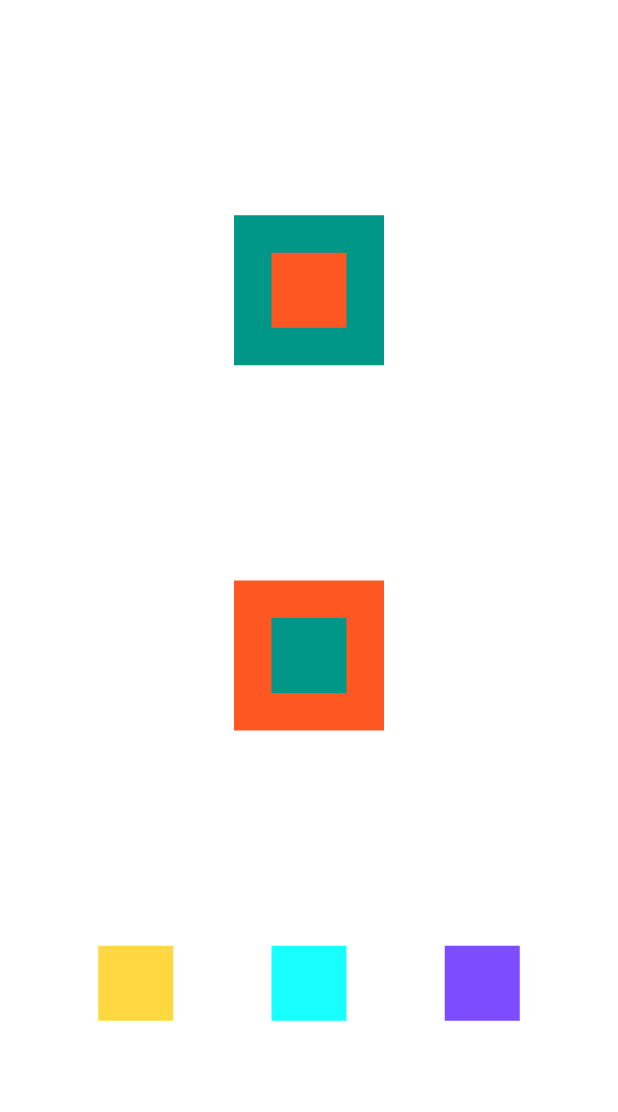
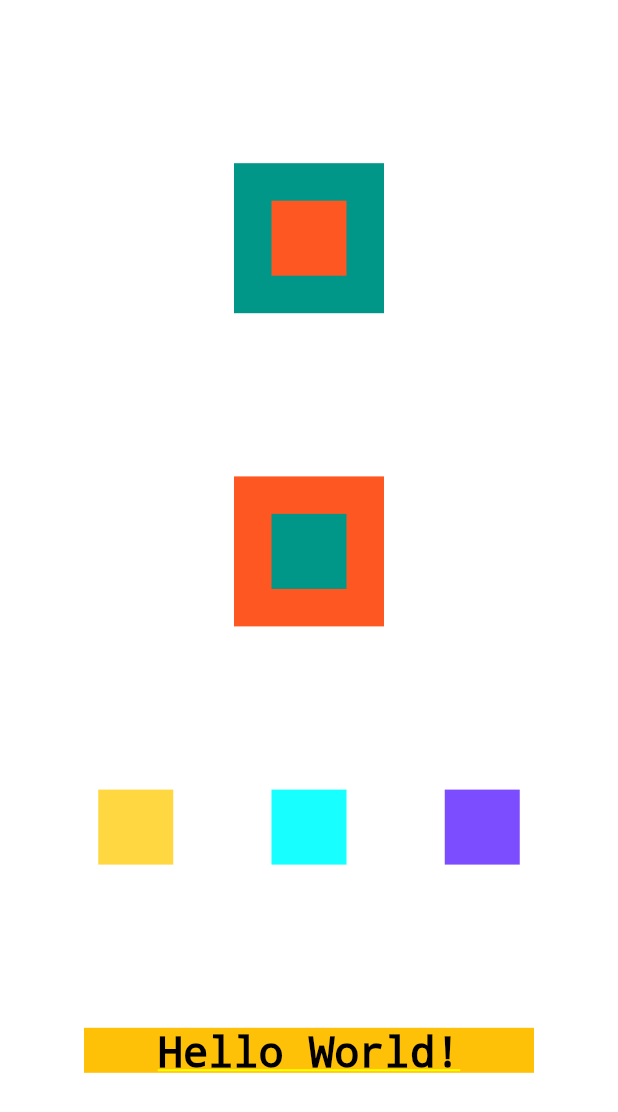
Before and after one commit to antoniolisboa/first_project, a Flutter app: the screen it shows after launch, on a phone screen of 412 x 824 dp. Shown: the top 1112 px of the screen. Run offline on Flutter 3.47's test engine with Material 2 defaults, Android fonts, the phone set to English and light mode, and no system bars.

Commit message:
Conhecendo o Widget Text e aplicando texto em um Container

```diff
--- a/lib/main.dart
+++ b/lib/main.dart
@@ -11,11 +11,14 @@ class MyApp extends StatelessWidget {
   @override
   Widget build(BuildContext context) {
     return MaterialApp(
+      debugShowCheckedModeBanner: false,
       title: 'Flutter Demo',
       theme: ThemeData(
         primarySwatch: Colors.blue,
       ),
-      home: Column(
+      home: Container(
+        color: Colors.white,
+        child: Column(
           mainAxisAlignment: MainAxisAlignment.spaceEvenly,
           crossAxisAlignment: CrossAxisAlignment.center,
           children: [
@@ -69,7 +72,21 @@ class MyApp extends StatelessWidget {
                 ),
               ],
             ),
+            Container(
+              color: Colors.amber,
+              height: 30,
+              width: 300,
+              child: const Text(
+                'Hello World!',
+                textAlign: TextAlign.center,
+                style: TextStyle(
+                  fontSize: 28,
+                  color: Colors.black,
+                ),
+              ),
+            ),
           ],
+        ),
       ),
     );
   }
```
Lines whose indentation alone changed are shown as unchanged.
